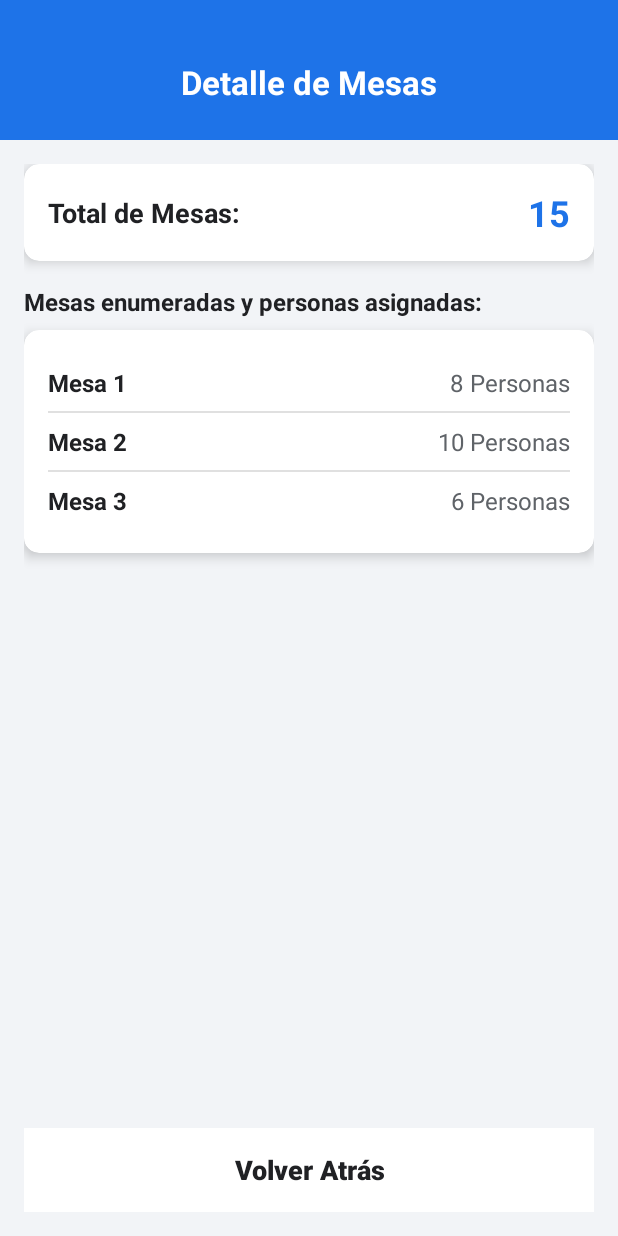
After one commit to moramirete/organizadorEventosMovil, an Android app: the VisualizarEvento2Activity screen opened directly, with no data from a screen before it, on a phone screen of 412 x 824 dp. The commit adds this screen. Run offline under Robolectric (Android 15) with nearby library versions, the phone set to English and light mode, and no system bars.

Commit message:
Implementacion vistas para OrganizarEventosMovil
Se han creado y modificado las vistas para porder visualizar los eventos

```diff
--- a/app/build.gradle.kts
+++ b/app/build.gradle.kts
@@ -43,6 +43,7 @@ dependencies {
     implementation(libs.material)
     implementation(libs.androidx.activity)
     implementation(libs.androidx.constraintlayout)
+    implementation(libs.mediation.test.suite)
     testImplementation(libs.junit)
     androidTestImplementation(libs.androidx.junit)
     androidTestImplementation(libs.androidx.espresso.core)
--- a/app/src/main/AndroidManifest.xml
+++ b/app/src/main/AndroidManifest.xml
@@ -26,6 +26,10 @@
                 <category android:name="android.intent.category.LAUNCHER" />
             </intent-filter>
         </activity>
+
+        <activity android:name=".VisualizarEvento1Activity" android:exported="true" />
+        <activity android:name=".VisualizarEvento2Activity" android:exported="true" />
+
     </application>
 
 </manifest>
--- a/app/src/main/java/com/example/organizadoreventosmovil/MainActivity.kt
+++ b/app/src/main/java/com/example/organizadoreventosmovil/MainActivity.kt
@@ -7,6 +7,7 @@ import android.widget.Button
 import android.widget.LinearLayout
 import android.widget.TextView
 import androidx.appcompat.app.AppCompatActivity
+import com.google.android.ads.mediationtestsuite.activities.HomeActivity
 
 class MainActivity : AppCompatActivity() {
 
--- /dev/null
+++ b/app/src/main/java/com/example/organizadoreventosmovil/VisualizarEvento2Activity.kt
@@ -0,0 +1,20 @@
+package com.example.organizadoreventosmovil
+
+import android.os.Bundle
+import android.widget.Button // Importación necesaria para el botón
+import androidx.appcompat.app.AppCompatActivity
+
+class VisualizarEvento2Activity : AppCompatActivity() {
+    override fun onCreate(savedInstanceState: Bundle?) {
+        super.onCreate(savedInstanceState)
+        setContentView(R.layout.activity_visualizar_evento2)
+
+        // 1. Inicializar botón de volver atrás
+        val btnBack = findViewById<Button>(R.id.btnBack)
+
+        // 2. Lógica para VOLVER ATRÁS (cierra esta Activity y vuelve a VisualizarEvento1Activity)
+        btnBack.setOnClickListener {
+            finish()
+        }
+    }
+}
--- /dev/null
+++ b/app/src/main/res/drawable/icono_volver_atras_blanco.xml
@@ -0,0 +1,4 @@
+<?xml version="1.0" encoding="utf-8"?>
+<selector xmlns:android="http://schemas.android.com/apk/res/android">
+
+</selector>
--- /dev/null
+++ b/app/src/main/res/layout/activity_visualizar_evento2.xml
@@ -0,0 +1,144 @@
+<?xml version="1.0" encoding="utf-8"?>
+<androidx.constraintlayout.widget.ConstraintLayout xmlns:android="http://schemas.android.com/apk/res/android"
+    xmlns:app="http://schemas.android.com/apk/res-auto"
+    xmlns:tools="http://schemas.android.com/tools"
+    android:layout_width="match_parent"
+    android:layout_height="match_parent"
+    android:background="#F2F4F7"
+    tools:context=".VisualizarEvento2Activity">
+
+    <androidx.constraintlayout.widget.ConstraintLayout
+        android:id="@+id/headerContainer"
+        android:layout_width="match_parent"
+        android:layout_height="wrap_content"
+        android:background="#1E73E8"
+        android:paddingTop="40dp"
+        android:paddingBottom="24dp"
+        android:paddingHorizontal="16dp"
+        app:layout_constraintTop_toTopOf="parent">
+
+        <TextView
+            android:layout_width="match_parent"
+            android:layout_height="wrap_content"
+            android:text="Detalle de Mesas"
+            android:textColor="@android:color/white"
+            android:textSize="22sp"
+            android:textStyle="bold"
+            android:gravity="center"
+            app:layout_constraintTop_toTopOf="parent"
+            app:layout_constraintBottom_toBottomOf="parent"/>
+
+    </androidx.constraintlayout.widget.ConstraintLayout>
+
+    <ScrollView
+        android:layout_width="match_parent"
+        android:layout_height="0dp"
+        android:fillViewport="true"
+        android:padding="16dp"
+        app:layout_constraintTop_toBottomOf="@+id/headerContainer"
+        app:layout_constraintBottom_toTopOf="@+id/btnBackContainer">
+
+        <LinearLayout
+            android:layout_width="match_parent"
+            android:layout_height="wrap_content"
+            android:orientation="vertical">
+
+            <androidx.cardview.widget.CardView
+                android:layout_width="match_parent"
+                android:layout_height="wrap_content"
+                app:cardCornerRadius="10dp"
+                app:cardElevation="5dp"
+                android:layout_marginBottom="16dp">
+
+                <LinearLayout
+                    android:layout_width="match_parent"
+                    android:layout_height="wrap_content"
+                    android:orientation="horizontal"
+                    android:padding="16dp"
+                    android:gravity="center_vertical">
+
+                    <TextView
+                        android:layout_width="0dp"
+                        android:layout_height="wrap_content"
+                        android:layout_weight="1"
+                        android:text="Total de Mesas:"
+                        android:textStyle="bold"
+                        android:textColor="#202124"
+                        android:textSize="18sp"/>
+
+                    <TextView
+                        android:id="@+id/tvTotalMesas"
+                        android:layout_width="wrap_content"
+                        android:layout_height="wrap_content"
+                        android:text="15"
+                        android:textColor="#1E73E8"
+                        android:textSize="24sp"
+                        android:textStyle="bold"/>
+
+                </LinearLayout>
+            </androidx.cardview.widget.CardView>
+
+            <TextView
+                android:layout_width="wrap_content"
+                android:layout_height="wrap_content"
+                android:text="Mesas enumeradas y personas asignadas:"
+                android:textStyle="bold"
+                android:textColor="#202124"
+                android:textSize="16sp"
+                android:layout_marginBottom="8dp"/>
+
+            <androidx.cardview.widget.CardView
+                android:layout_width="match_parent"
+                android:layout_height="wrap_content"
+                app:cardCornerRadius="10dp"
+                app:cardElevation="5dp">
+                <LinearLayout
+                    android:layout_width="match_parent"
+                    android:layout_height="wrap_content"
+                    android:orientation="vertical"
+                    android:padding="16dp">
+                    <LinearLayout android:layout_width="match_parent" android:layout_height="wrap_content" android:orientation="horizontal" android:paddingVertical="8dp">
+                        <TextView android:layout_width="0dp" android:layout_height="wrap_content" android:layout_weight="1" android:text="Mesa 1" android:textSize="16sp" android:textColor="#202124" android:textStyle="bold"/>
+                        <TextView android:layout_width="wrap_content" android:layout_height="wrap_content" android:text="8 Personas" android:textSize="16sp" android:textColor="#5F6368"/>
+                    </LinearLayout>
+                    <View android:layout_width="match_parent" android:layout_height="1dp" android:background="#E0E0E0" />
+                    <LinearLayout android:layout_width="match_parent" android:layout_height="wrap_content" android:orientation="horizontal" android:paddingVertical="8dp">
+                        <TextView android:layout_width="0dp" android:layout_height="wrap_content" android:layout_weight="1" android:text="Mesa 2" android:textSize="16sp" android:textColor="#202124" android:textStyle="bold"/>
+                        <TextView android:layout_width="wrap_content" android:layout_height="wrap_content" android:text="10 Personas" android:textSize="16sp" android:textColor="#5F6368"/>
+                    </LinearLayout>
+                    <View android:layout_width="match_parent" android:layout_height="1dp" android:background="#E0E0E0" />
+                    <LinearLayout android:layout_width="match_parent" android:layout_height="wrap_content" android:orientation="horizontal" android:paddingVertical="8dp">
+                        <TextView android:layout_width="0dp" android:layout_height="wrap_content" android:layout_weight="1" android:text="Mesa 3" android:textSize="16sp" android:textColor="#202124" android:textStyle="bold"/>
+                        <TextView android:layout_width="wrap_content" android:layout_height="wrap_content" android:text="6 Personas" android:textSize="16sp" android:textColor="#5F6368"/>
+                    </LinearLayout>
+                </LinearLayout>
+            </androidx.cardview.widget.CardView>
+
+        </LinearLayout>
+    </ScrollView>
+
+    <LinearLayout
+        android:id="@+id/btnBackContainer"
+        android:layout_width="match_parent"
+        android:layout_height="wrap_content"
+        android:orientation="vertical"
+        android:paddingHorizontal="16dp"
+        android:paddingTop="8dp"
+        android:paddingBottom="16dp"
+        app:layout_constraintBottom_toBottomOf="parent">
+
+        <androidx.appcompat.widget.AppCompatButton
+            android:id="@+id/btnBack"
+            android:layout_width="match_parent"
+            android:layout_height="56dp"
+            android:background="@android:color/white"
+            android:text="Volver Atrás"
+            android:textColor="#202124"
+            android:textAllCaps="false"
+            android:textStyle="bold"
+            android:textSize="18sp"
+            android:elevation="2dp" />
+
+    </LinearLayout>
+
+</androidx.constraintlayout.widget.ConstraintLayout>
--- a/gradle/libs.versions.toml
+++ b/gradle/libs.versions.toml
@@ -9,6 +9,7 @@ appcompat = "1.7.1"
 material = "1.13.0"
 activity = "1.12.0"
 constraintlayout = "2.2.1"
+mediationTestSuite = "3.0.0"
 
 [libraries]
 androidx-core-ktx = { group = "androidx.core", name = "core-ktx", version.ref = "coreKtx" }
@@ -19,6 +20,7 @@ androidx-appcompat = { group = "androidx.appcompat", name = "appcompat", version
 material = { group = "com.google.android.material", name = "material", version.ref = "material" }
 androidx-activity = { group = "androidx.activity", name = "activity", version.ref = "activity" }
 androidx-constraintlayout = { group = "androidx.constraintlayout", name = "constraintlayout", version.ref = "constraintlayout" }
+mediation-test-suite = { group = "com.google.android.ads", name = "mediation-test-suite", version.ref = "mediationTestSuite" }
 
 [plugins]
 android-application = { id = "com.android.application", version.ref = "agp" }
```
Also changed, not shown: app/src/main/java/com/example/organizadoreventosmovil/VisualizarEvento1Activity.kt (added, +28 -0 lines), app/src/main/res/layout/activity_visualizar_evento1.xml (added, +116 -0 lines).
